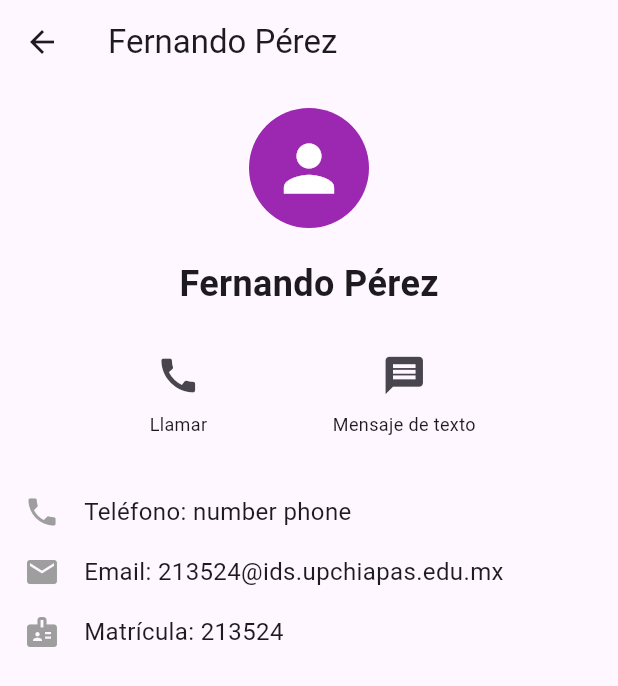
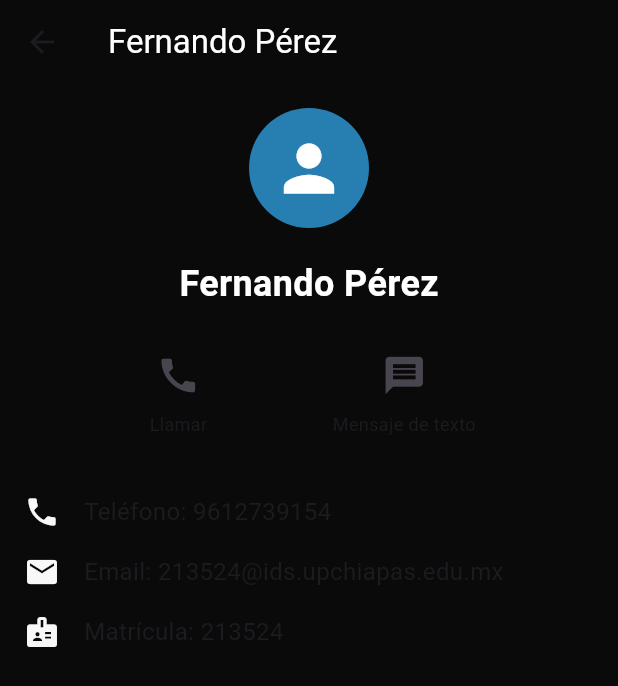
Before and after one commit to 203422/mobile_app_c1, a Flutter app: the screen it shows after launch, after a tap on an icon or button, on a phone screen of 412 x 824 dp. Shown: the top 686 px of the screen. Run offline on Flutter 3.47's test engine with Material 3 defaults, Android fonts, the phone set to English and light mode, and no system bars; our stand-ins replace permission_handler; missing offline and left inert: direct_sms, flutter_phone_direct_caller.

Commit message:
Update: adding colors and black screen

```diff
--- a/lib/main.dart
+++ b/lib/main.dart
@@ -19,9 +19,9 @@ class MyApp extends StatelessWidget {
 
 class ContactListScreen extends StatelessWidget {
   final List<Contact> contacts = [
-    Contact(name: 'Fernando Pérez', phone: 'number phone', email: '213524@ids.upchiapas.edu.mx', matricula: '213524'),
-    Contact(name: 'Alan Gomez', phone: 'number phone', email: '203422@ids.upchiapas.edu.mx', matricula: '203422'),
-    Contact(name: 'Omar Ceja', phone: 'number phone', email: '203460@ids.upchiapas.edu.mx', matricula: '203460'),
+    Contact(name: 'Fernando Pérez', phone: '9612739154', email: '213524@ids.upchiapas.edu.mx', matricula: '213524'),
+    Contact(name: 'Alan Gomez', phone: '9671632128', email: '203422@ids.upchiapas.edu.mx', matricula: '203422'),
+    Contact(name: 'Omar Ceja', phone: '9941064858', email: '203460@ids.upchiapas.edu.mx', matricula: '203460'),
   ];
 
   ContactListScreen({super.key});
@@ -29,7 +29,12 @@ class ContactListScreen extends StatelessWidget {
   @override
   Widget build(BuildContext context) {
     return Scaffold(
-      appBar: AppBar(title: const Text('Integrantes')),
+      backgroundColor:const Color.fromARGB(255, 10, 10, 10),
+      appBar: AppBar(
+          title: const Text('Integrantes',
+          style: TextStyle(color: Colors.white)),
+          backgroundColor: const Color.fromARGB(255, 10, 10, 10)
+          ),
       body: Center(
         child: Wrap(
           alignment: WrapAlignment.center,
@@ -48,11 +53,16 @@ class ContactListScreen extends StatelessWidget {
               child: Column(
                 children: [
                   CircleAvatar(
+                    backgroundColor: const Color.fromARGB(255, 121, 111, 129),
                     radius: 50, // Tamaño de las bolitas
-                    child: Text(contact.name[0], style: const TextStyle(fontSize: 24)),
+                    child:
+                    Text(contact.name[0],
+                    style: const TextStyle(fontSize: 24),
+
+                    ),
                   ),
                   const SizedBox(height: 8),
-                  Text(contact.name),
+                  Text(contact.name, style: const TextStyle(fontSize: 16, color: Colors.white)),
                 ],
               ),
             );
@@ -69,46 +79,94 @@ class ContactDetailScreen extends StatelessWidget {
 
   ContactDetailScreen({super.key, required this.contact});
 
-  Future<void> _callNumber(String number) async {
-    await FlutterPhoneDirectCaller.callNumber(number);
+  @override
+  Widget build(BuildContext context) {
+    return Scaffold(
+      backgroundColor:const Color.fromARGB(255, 10, 10, 10),
+      appBar: AppBar(
+          title: Text(contact.name,
+          style: const TextStyle(color: Color.fromARGB(255, 255, 255, 255)),
+          ),
+          backgroundColor: const Color.fromARGB(255, 10, 10, 10),
+        ),
+      body: SingleChildScrollView(
+        padding: const EdgeInsets.all(16.0),
+        child: Column(
+          children: [
+            // Avatar con el nombre del contacto
+            const CircleAvatar(
+              radius: 40,
+              backgroundColor: Color.fromARGB(255, 39, 126, 176),
+              child: Icon(Icons.person, size: 50, color: Colors.white),
+            ),
+            const SizedBox(height: 20),
+            Text(
+              contact.name,
+              style: const TextStyle(fontSize: 24, fontWeight: FontWeight.bold, color: Colors.white),
+
+
+            ),
+            const SizedBox(height: 20),
+
+            // Botones de Llamar y Mensaje de texto
+            Row(
+              mainAxisAlignment: MainAxisAlignment.spaceEvenly,
+              children: [
+                _buildContactAction(Icons.call, 'Llamar', () {
+                  _callNumber(contact.phone);
+                }),
+                _buildContactAction(Icons.message, 'Mensaje de texto', () {
+                  _showSmsDialog(context, contact.phone);
+                }),
+              ],
+            ),
+            const SizedBox(height: 30),
+
+            // Información del contacto (solo muestra lo que esté disponible)
+            _buildContactInfo(Icons.phone, 'Teléfono', contact.phone),
+            _buildContactInfo(Icons.email, 'Email', contact.email),
+            _buildContactInfo(Icons.badge, 'Matrícula', contact.matricula),
+          ],
+        ),
+      ),
+    );
   }
 
-  Future<void> _sendSms(BuildContext context, String number) async {
-    // Mostrar el cuadro de diálogo para ingresar el mensaje
-    TextEditingController messageController = TextEditingController();
+  // Función para realizar una llamada
+  void _callNumber(String number) async {
+    bool? res = await FlutterPhoneDirectCaller.callNumber(number);
+    print('Llamando: $res');
+  }
+
+  // Función para mostrar el diálogo de entrada de mensaje
+  void _showSmsDialog(BuildContext context, String phoneNumber) {
+    final TextEditingController messageController = TextEditingController();
 
     showDialog(
       context: context,
       builder: (BuildContext context) {
         return AlertDialog(
-          title: const Text('Enviar Mensaje'),
+          title: const Text("Enviar Mensaje"),
           content: TextField(
             controller: messageController,
-            decoration: const InputDecoration(
-              labelText: 'Escribe tu mensaje',
-              border: OutlineInputBorder(),
+            decoration: const InputDecoration(hintText: "Escribe tu mensaje"),
+          ),
+          actions: <Widget>[
+            TextButton(
+              child: const Text("Cancelar"),
+              onPressed: () {
+                Navigator.of(context).pop();
+              },
             ),
-          ),
-          actions: [
             TextButton(
-              onPressed: () {
-                Navigator.of(context).pop(); // Cerrar el diálogo sin enviar
-              },
-              child: const Text('Cancelar'),
-            ),
-            ElevatedButton(
+              child: const Text("Enviar"),
               onPressed: () async {
                 String message = messageController.text;
                 if (message.isNotEmpty) {
-                  final permission = await Permission.sms.request();
-                  if (permission.isGranted) {
-                    directSms.sendSms(message: message, phone: number);
-                  }
-                  // ignore: use_build_context_synchronously
-                  Navigator.of(context).pop(); // Cerrar el diálogo al enviar
+                  _sendSms(phoneNumber, message);
                 }
+                Navigator.of(context).pop(); // Cierra el diálogo
               },
-              child: const Text('Enviar'),
             ),
           ],
         );
@@ -116,52 +174,19 @@ class ContactDetailScreen extends StatelessWidget {
     );
   }
 
-  @override
-  Widget build(BuildContext context) {
-    return Scaffold(
-      appBar: AppBar(title: Text(contact.name)),
-      body: SingleChildScrollView(
-        padding: const EdgeInsets.all(16.0),
-        child: Column(
-          children: [
-            // Avatar con el nombre del contacto
-            CircleAvatar(
-              radius: 40,
-              backgroundColor: Colors.purple,
-              child: Icon(Icons.person, size: 50, color: Colors.white),
-            ),
-            const SizedBox(height: 20),
-            Text(
-              contact.name,
-              style: TextStyle(fontSize: 24, fontWeight: FontWeight.bold),
-            ),
-            const SizedBox(height: 20),
+  // Función para enviar un SMS
+  void _sendSms(String number, String message) async {
+    var status = await Permission.sms.status;
+    if (!status.isGranted) {
+      await Permission.sms.request();
+    }
 
-            // Botones de Llamar, Mensaje de texto, y Video (similar a la imagen)
-            Row(
-              mainAxisAlignment: MainAxisAlignment.spaceEvenly,
-              children: [
-                _buildContactAction(Icons.call, 'Llamar', () {
-                  // Acción de llamada
-                }),
-                _buildContactAction(Icons.message, 'Mensaje de texto', () {
-                  // Acción de mensaje
-                }),
-              ],
-            ),
-            const SizedBox(height: 30),
-
-            // Información del contacto (solo muestra lo que esté disponible)
-            if (contact.phone != null)
-              _buildContactInfo(Icons.phone, 'Teléfono', contact.phone!),
-            if (contact.email != null)
-              _buildContactInfo(Icons.email, 'Email', contact.email!),
-            if (contact.matricula != null)
-              _buildContactInfo(Icons.badge, 'Matrícula', contact.matricula!),
-          ],
-        ),
-      ),
-    );
+    try {
+      directSms.sendSms(phone: number, message: message);
+      print("Mensaje enviado a $number: $message");
+    } catch (e) {
+      print("Error al enviar mensaje: $e");
+    }
   }
 
   // Widget para mostrar un ícono y la información
@@ -170,18 +195,18 @@ class ContactDetailScreen extends StatelessWidget {
       padding: const EdgeInsets.symmetric(vertical: 8.0),
       child: Row(
         children: [
-          Icon(icon, color: Colors.grey),
+          Icon(icon, color: const Color.fromARGB(255, 248, 248, 248)),
           const SizedBox(width: 16),
           Text(
             '$label: $value',
-            style: TextStyle(fontSize: 16),
+            style: const TextStyle(fontSize: 16),
           ),
         ],
       ),
     );
   }
 
-  // Widget para los botones de acción (llamar, mensaje, video)
+  // Widget para los botones de acción (llamar, mensaje)
   Widget _buildContactAction(IconData icon, String label, VoidCallback onTap) {
     return Column(
       children: [
@@ -189,32 +214,12 @@ class ContactDetailScreen extends StatelessWidget {
           icon: Icon(icon, size: 30),
           onPressed: onTap,
         ),
-        Text(label, style: TextStyle(fontSize: 12)),
-      ],
-    );
-  }
-
-  // Widget para mostrar apps conectadas (ejemplo con WhatsApp)
-  Widget _buildConnectedAppsSection() {
-    return Column(
-      crossAxisAlignment: CrossAxisAlignment.start,
-      children: [
-        const Text(
-          'Apps conectadas',
-          style: TextStyle(fontWeight: FontWeight.bold, fontSize: 18),
-        ),
-        const SizedBox(height: 10),
-        Row(
-          children: [
-            Icon(Icons.messenger, color: Colors.green),
-            const SizedBox(width: 16),
-            const Text('WhatsApp', style: TextStyle(fontSize: 16)),
-          ],
-        ),
+        Text(label, style: const TextStyle(fontSize: 12)),
       ],
     );
   }
 }
+
 class Contact {
   final String name;
   final String phone;
```
